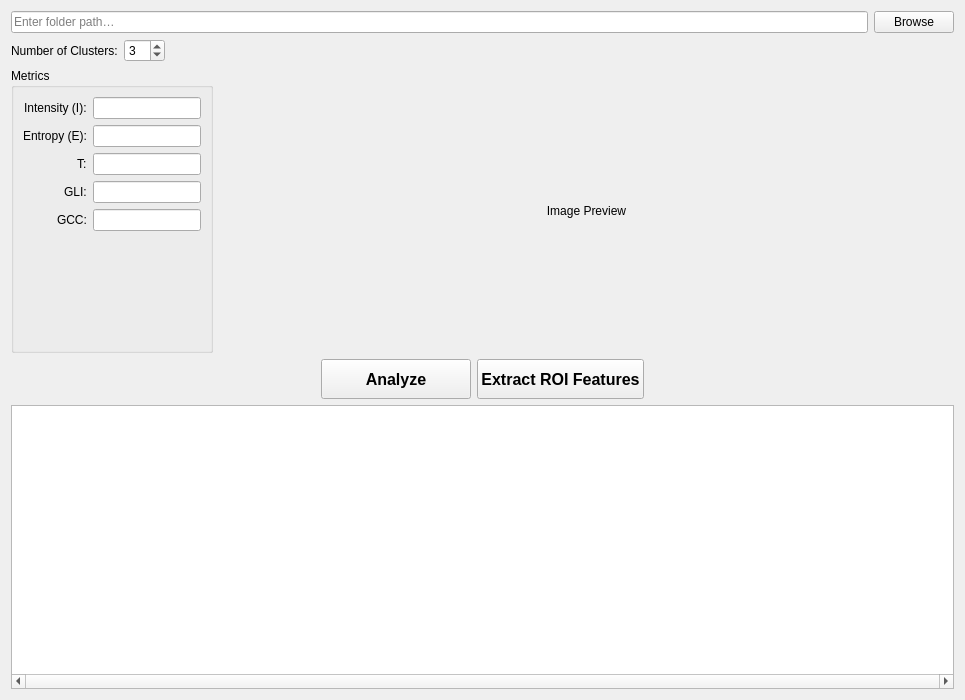
The window that src/GRIME_AI/dialogs/ML_image_processing/roi_analyzer_tab.ui (JohnStranzl/GRIME-AI) describes before a commit, drawn with Qt 5.
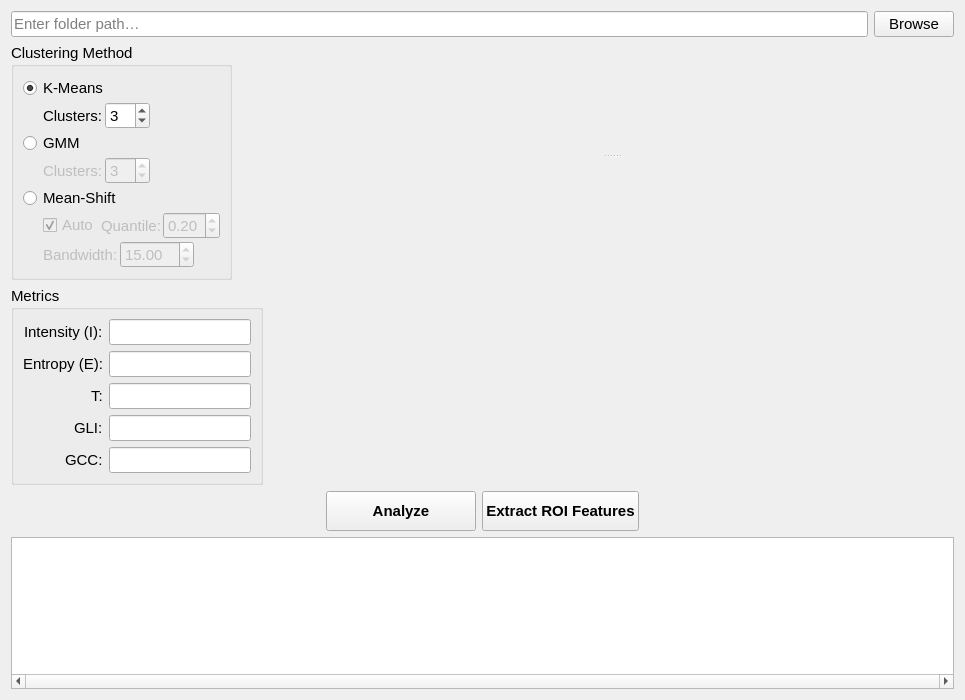
The same window after the commit.

Commit message: Multiple mods 1. ROI Analyzer GUI cleanup. 2. Added two additional color clustering algorithms. 3. Added new "Correlation Analyzer (EXPERIMENTAL)" tab. 4. Renamed Google Map (Provisional) to Camera Site Locator (Experimental).

```diff
--- a/src/GRIME_AI/dialogs/ML_image_processing/roi_analyzer_tab.ui
+++ b/src/GRIME_AI/dialogs/ML_image_processing/roi_analyzer_tab.ui
@@ -5,6 +5,9 @@
   <property name="geometry">
    <rect><x>0</x><y>0</y><width>965</width><height>700</height></rect>
   </property>
+  <property name="font">
+   <font><family>Arial</family><pointsize>11</pointsize></font>
+  </property>
   <layout class="QVBoxLayout" name="verticalLayoutTab">
 
    <!-- Row 1: Folder path + Browse -->
@@ -25,10 +28,42 @@
 
    <!-- Row 2: Number of Clusters -->
    <item>
-    <layout class="QHBoxLayout" name="horizontalLayoutClusters">
+    <layout class="QHBoxLayout" name="horizontalLayoutMain">
+
+     <!-- Left panel: clustering groupbox + metrics groupbox stacked, fixed width -->
+     <item>
+      <layout class="QVBoxLayout" name="verticalLayoutLeftPanel">
+       <item>
+        <widget class="QGroupBox" name="groupBox_clusteringMethod">
+         <property name="sizePolicy">
+          <sizepolicy hsizetype="Fixed" vsizetype="Fixed">
+           <horstretch>0</horstretch><verstretch>0</verstretch>
+          </sizepolicy>
+         </property>
+         <property name="title"><string>Clustering Method</string></property>
+         <layout class="QVBoxLayout" name="verticalLayoutClusteringInner">
+          <property name="spacing"><number>2</number></property>
+
+          <!-- K-Means radio -->
+          <item>
+           <widget class="QRadioButton" name="radioButton_kmeans">
+            <property name="text"><string>K-Means</string></property>
+            <property name="checked"><bool>true</bool></property>
+            <attribute name="buttonGroup"><string>buttonGroup_clusteringMethod</string></attribute>
+           </widget>
+          </item>
+          <item>
+           <layout class="QHBoxLayout" name="horizontalLayoutKmeansParams">
+            <item>
+             <spacer name="spacer_kmeans_indent">
+              <property name="orientation"><enum>Qt::Horizontal</enum></property>
+              <property name="sizeType"><enum>QSizePolicy::Fixed</enum></property>
+              <property name="sizeHint" stdset="0"><size><width>20</width><height>0</height></size></property>
+             </spacer>
+            </item>
      <item>
       <widget class="QLabel" name="label_numClusters">
-       <property name="text"><string>Number of Clusters:</string></property>
+              <property name="text"><string>Clusters:</string></property>
       </widget>
      </item>
      <item>
@@ -39,7 +74,7 @@
       </widget>
      </item>
      <item>
-      <spacer name="spacer_horizontalClusters">
+             <spacer name="spacer_kmeans_right">
        <property name="orientation"><enum>Qt::Horizontal</enum></property>
        <property name="sizeHint" stdset="0"><size><width>0</width><height>0</height></size></property>
       </spacer>
@@ -47,10 +82,129 @@
     </layout>
    </item>
 
-   <!-- Row 3: Metrics (left) + Image Preview (right) -->
+          <!-- GMM radio -->
    <item>
-    <layout class="QHBoxLayout" name="horizontalLayoutMetricsAndImage">
-     <!-- Metrics -->
+           <widget class="QRadioButton" name="radioButton_gmm">
+            <property name="text"><string>GMM</string></property>
+            <attribute name="buttonGroup"><string>buttonGroup_clusteringMethod</string></attribute>
+           </widget>
+          </item>
+          <item>
+           <layout class="QHBoxLayout" name="horizontalLayoutGmmParams">
+            <item>
+             <spacer name="spacer_gmm_indent">
+              <property name="orientation"><enum>Qt::Horizontal</enum></property>
+              <property name="sizeType"><enum>QSizePolicy::Fixed</enum></property>
+              <property name="sizeHint" stdset="0"><size><width>20</width><height>0</height></size></property>
+             </spacer>
+            </item>
+            <item>
+             <widget class="QLabel" name="label_numClusters_gmm">
+              <property name="text"><string>Clusters:</string></property>
+              <property name="enabled"><bool>false</bool></property>
+             </widget>
+            </item>
+            <item>
+             <widget class="QSpinBox" name="spinBox_numClusters_gmm">
+              <property name="minimum"><number>1</number></property>
+              <property name="maximum"><number>10</number></property>
+              <property name="value"><number>3</number></property>
+              <property name="enabled"><bool>false</bool></property>
+             </widget>
+            </item>
+            <item>
+             <spacer name="spacer_gmm_right">
+              <property name="orientation"><enum>Qt::Horizontal</enum></property>
+              <property name="sizeHint" stdset="0"><size><width>0</width><height>0</height></size></property>
+             </spacer>
+            </item>
+           </layout>
+          </item>
+
+          <!-- Mean-Shift radio -->
+          <item>
+           <widget class="QRadioButton" name="radioButton_meanshift">
+            <property name="text"><string>Mean-Shift</string></property>
+            <attribute name="buttonGroup"><string>buttonGroup_clusteringMethod</string></attribute>
+           </widget>
+          </item>
+          <item>
+           <layout class="QHBoxLayout" name="horizontalLayoutMeanshiftRow1">
+            <item>
+             <spacer name="spacer_ms_indent1">
+              <property name="orientation"><enum>Qt::Horizontal</enum></property>
+              <property name="sizeType"><enum>QSizePolicy::Fixed</enum></property>
+              <property name="sizeHint" stdset="0"><size><width>20</width><height>0</height></size></property>
+             </spacer>
+            </item>
+            <item>
+             <widget class="QCheckBox" name="checkBox_autoEstimate">
+              <property name="text"><string>Auto</string></property>
+              <property name="checked"><bool>true</bool></property>
+              <property name="enabled"><bool>false</bool></property>
+             </widget>
+            </item>
+            <item>
+             <widget class="QLabel" name="label_quantile">
+              <property name="text"><string>Quantile:</string></property>
+              <property name="enabled"><bool>false</bool></property>
+             </widget>
+            </item>
+            <item>
+             <widget class="QDoubleSpinBox" name="doubleSpinBox_quantile">
+              <property name="minimum"><double>0.05</double></property>
+              <property name="maximum"><double>0.95</double></property>
+              <property name="singleStep"><double>0.05</double></property>
+              <property name="value"><double>0.20</double></property>
+              <property name="enabled"><bool>false</bool></property>
+             </widget>
+            </item>
+            <item>
+             <spacer name="spacer_ms_right1">
+              <property name="orientation"><enum>Qt::Horizontal</enum></property>
+              <property name="sizeHint" stdset="0"><size><width>0</width><height>0</height></size></property>
+             </spacer>
+            </item>
+           </layout>
+          </item>
+          <item>
+           <layout class="QHBoxLayout" name="horizontalLayoutMeanshiftRow2">
+            <item>
+             <spacer name="spacer_ms_indent2">
+              <property name="orientation"><enum>Qt::Horizontal</enum></property>
+              <property name="sizeType"><enum>QSizePolicy::Fixed</enum></property>
+              <property name="sizeHint" stdset="0"><size><width>20</width><height>0</height></size></property>
+             </spacer>
+            </item>
+            <item>
+             <widget class="QLabel" name="label_bandwidth">
+              <property name="text"><string>Bandwidth:</string></property>
+              <property name="enabled"><bool>false</bool></property>
+             </widget>
+            </item>
+            <item>
+             <widget class="QDoubleSpinBox" name="doubleSpinBox_bandwidth">
+              <property name="minimum"><double>1.00</double></property>
+              <property name="maximum"><double>200.00</double></property>
+              <property name="singleStep"><double>0.5</double></property>
+              <property name="value"><double>15.00</double></property>
+              <property name="enabled"><bool>false</bool></property>
+             </widget>
+            </item>
+            <item>
+             <spacer name="spacer_ms_right2">
+              <property name="orientation"><enum>Qt::Horizontal</enum></property>
+              <property name="sizeHint" stdset="0"><size><width>0</width><height>0</height></size></property>
+             </spacer>
+            </item>
+           </layout>
+          </item>
+
+         </layout>
+        </widget>
+       </item>
+
+       <!-- Metrics groupbox -->
      <item>
       <widget class="QGroupBox" name="groupBox_metrics">
        <property name="sizePolicy">
@@ -80,10 +234,36 @@
       </widget>
      </item>
 
-     <!-- Image preview -->
+       <!-- Vertical spacer pushes groupboxes to the top -->
      <item>
-      <widget class="QLabel" name="label_displayImages">
-       <property name="text"><string>Image Preview</string></property>
+        <spacer name="spacer_leftPanelBottom">
+         <property name="orientation"><enum>Qt::Vertical</enum></property>
+         <property name="sizeHint" stdset="0"><size><width>0</width><height>0</height></size></property>
+        </spacer>
+       </item>
+      </layout>
+     </item>
+
+     <!-- Right panel: vertical splitter spanning full height -->
+     <item>
+      <widget class="QSplitter" name="splitter_display">
+       <property name="orientation"><enum>Qt::Vertical</enum></property>
+       <property name="sizePolicy">
+        <sizepolicy hsizetype="Expanding" vsizetype="Expanding">
+         <horstretch>0</horstretch><verstretch>0</verstretch>
+        </sizepolicy>
+       </property>
+       <widget class="QWidget" name="widget_images_pane">
+        <property name="sizePolicy">
+         <sizepolicy hsizetype="Expanding" vsizetype="Expanding">
+          <horstretch>0</horstretch><verstretch>0</verstretch>
+         </sizepolicy>
+        </property>
+        <layout class="QHBoxLayout" name="horizontalLayoutImages">
+         <property name="spacing"><number>4</number></property>
+         <item>
+          <widget class="QLabel" name="label_image_original">
+           <property name="text"><string></string></property>
        <property name="alignment"><set>Qt::AlignCenter</set></property>
        <property name="sizePolicy">
         <sizepolicy hsizetype="Expanding" vsizetype="Expanding">
@@ -92,6 +272,44 @@
        </property>
       </widget>
      </item>
+         <item>
+          <widget class="QLabel" name="label_image_features">
+           <property name="text"><string></string></property>
+           <property name="alignment"><set>Qt::AlignCenter</set></property>
+           <property name="sizePolicy">
+            <sizepolicy hsizetype="Expanding" vsizetype="Expanding">
+             <horstretch>0</horstretch><verstretch>0</verstretch>
+            </sizepolicy>
+           </property>
+          </widget>
+         </item>
+         <item>
+          <widget class="QLabel" name="label_image_overlay">
+           <property name="text"><string></string></property>
+           <property name="alignment"><set>Qt::AlignCenter</set></property>
+           <property name="sizePolicy">
+            <sizepolicy hsizetype="Expanding" vsizetype="Expanding">
+             <horstretch>0</horstretch><verstretch>0</verstretch>
+            </sizepolicy>
+           </property>
+          </widget>
+         </item>
+        </layout>
+       </widget>
+       <widget class="QLabel" name="label_swatches">
+        <property name="text"><string></string></property>
+        <property name="alignment"><set>Qt::AlignCenter</set></property>
+        <property name="scaledContents"><bool>true</bool></property>
+        <property name="minimumSize"><size><width>0</width><height>50</height></size></property>
+        <property name="sizePolicy">
+         <sizepolicy hsizetype="Expanding" vsizetype="Expanding">
+          <horstretch>0</horstretch><verstretch>0</verstretch>
+         </sizepolicy>
+        </property>
+       </widget>
+      </widget>
+     </item>
+
     </layout>
    </item>
 
@@ -107,14 +325,14 @@
      <item>
       <widget class="QPushButton" name="pushButton_analyze">
        <property name="minimumSize"><size><width>150</width><height>40</height></size></property>
-       <property name="styleSheet"><string notr="true">font: bold 12pt;</string></property>
+       <property name="styleSheet"><string notr="true">font: bold 11pt Arial;</string></property>
        <property name="text"><string>Analyze</string></property>
       </widget>
      </item>
      <item>
       <widget class="QPushButton" name="pushButton_extract_ROI_features">
        <property name="minimumSize"><size><width>150</width><height>40</height></size></property>
-       <property name="styleSheet"><string notr="true">font: bold 12pt;</string></property>
+       <property name="styleSheet"><string notr="true">font: bold 11pt Arial;</string></property>
        <property name="text"><string>Extract ROI Features</string></property>
       </widget>
      </item>
```
Left out of the diff: 12 changed lines with no effect on the pictures. Lines whose indentation alone changed are shown as unchanged. The commit also changes 4 other files.
